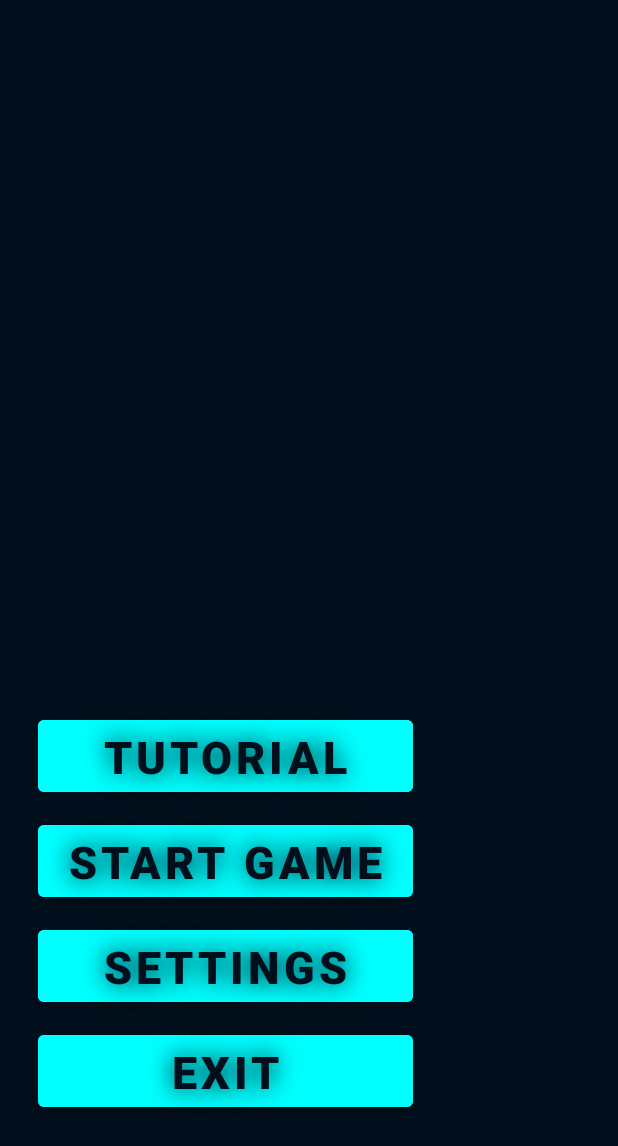
After one commit to noro129/NuMa-Game, an Android app: the layout activity_menu.xml on its own in the app's theme, with its tools: preview values and no code run, on a phone screen of 412 x 824 dp. The commit adds this screen. Shown: the top 1146 px of the screen. Run offline under Robolectric (Android 15) with nearby library versions, the phone set to English and light mode, and no system bars.

Commit message:
menu added

```diff
--- a/app/src/main/AndroidManifest.xml
+++ b/app/src/main/AndroidManifest.xml
@@ -12,6 +12,9 @@
         android:theme="@style/Theme.NuMa"
         tools:targetApi="31">
         <activity
+            android:name=".Menu"
+            android:exported="false" />
+        <activity
             android:name=".MainActivity"
             android:exported="true">
             <intent-filter>
--- a/app/src/main/res/drawable/bar_view.xml
+++ /dev/null
@@ -1,4 +0,0 @@
-<?xml version="1.0" encoding="utf-8"?>
-<shape xmlns:android="http://schemas.android.com/apk/res/android">
-    <solid android:color="@color/foreground1"/>
-</shape>
--- /dev/null
+++ b/app/src/main/res/layout/activity_menu.xml
@@ -0,0 +1,82 @@
+<?xml version="1.0" encoding="utf-8"?>
+<androidx.constraintlayout.widget.ConstraintLayout xmlns:android="http://schemas.android.com/apk/res/android"
+    xmlns:app="http://schemas.android.com/apk/res-auto"
+    xmlns:tools="http://schemas.android.com/tools"
+    android:layout_width="match_parent"
+    android:layout_height="match_parent"
+    tools:context=".Menu"
+    android:background="@color/background1">
+
+    <Button
+        android:id="@+id/tutorial"
+        android:layout_width="250dp"
+        android:layout_height="60dp"
+        android:layout_marginBottom="10dp"
+        android:backgroundTint="@color/foreground2"
+        android:shadowColor="@color/background1"
+        android:shadowDx="00"
+        android:shadowDy="0"
+        android:shadowRadius="20"
+        android:text="Tutorial"
+        android:textColor="@color/background1"
+        android:textSize="30sp"
+        android:textStyle="bold"
+        app:layout_constraintBottom_toTopOf="@+id/start"
+        app:layout_constraintEnd_toEndOf="@+id/start"
+        app:layout_constraintStart_toStartOf="@+id/start"/>
+
+    <Button
+        android:id="@+id/start"
+        android:layout_width="250dp"
+        android:layout_height="60dp"
+        android:text="Start Game"
+        app:layout_constraintBottom_toTopOf="@+id/settings"
+        app:layout_constraintEnd_toEndOf="@+id/settings"
+        app:layout_constraintStart_toStartOf="@+id/settings"
+        android:layout_marginBottom="10dp"
+        android:textSize="30sp"
+        android:backgroundTint="@color/foreground2"
+        android:textColor="@color/background1"
+        android:textStyle="bold"
+        android:shadowColor="@color/background1"
+        android:shadowDx="00"
+        android:shadowDy="0"
+        android:shadowRadius="20"/>
+
+    <Button
+        android:id="@+id/settings"
+        android:layout_width="250dp"
+        android:layout_height="60dp"
+        android:text="Settings"
+        app:layout_constraintBottom_toTopOf="@+id/exit"
+        app:layout_constraintEnd_toEndOf="@+id/exit"
+        app:layout_constraintStart_toStartOf="@+id/exit"
+        android:layout_marginBottom="10dp"
+        android:textSize="30sp"
+        android:backgroundTint="@color/foreground2"
+        android:textColor="@color/background1"
+        android:textStyle="bold"
+        android:shadowColor="@color/background1"
+        android:shadowDx="00"
+        android:shadowDy="0"
+        android:shadowRadius="20"/>
+
+    <Button
+        android:id="@+id/exit"
+        android:layout_width="250dp"
+        android:layout_height="60dp"
+        android:layout_marginBottom="80dp"
+        android:text="Exit"
+        android:textSize="30sp"
+        app:layout_constraintBottom_toBottomOf="parent"
+        app:layout_constraintEnd_toEndOf="parent"
+        app:layout_constraintHorizontal_bias="0.155"
+        app:layout_constraintStart_toStartOf="parent"
+        android:backgroundTint="@color/foreground2"
+        android:textColor="@color/background1"
+        android:textStyle="bold"
+        android:shadowColor="@color/background1"
+        android:shadowDx="00"
+        android:shadowDy="0"
+        android:shadowRadius="20"/>
+</androidx.constraintlayout.widget.ConstraintLayout>
```
Also changed, not shown: app/src/main/java/com/exemple/numa/MainActivity.java (+1 -8 lines), app/src/main/java/com/exemple/numa/Menu.java (added, +49 -0 lines), app/src/main/java/com/exemple/numa/PlayGame.java (+64 -8 lines), app/src/main/res/layout/activity_play_game.xml (+71 -184 lines), app/src/main/res/values/colors.xml (+4 -4 lines).
